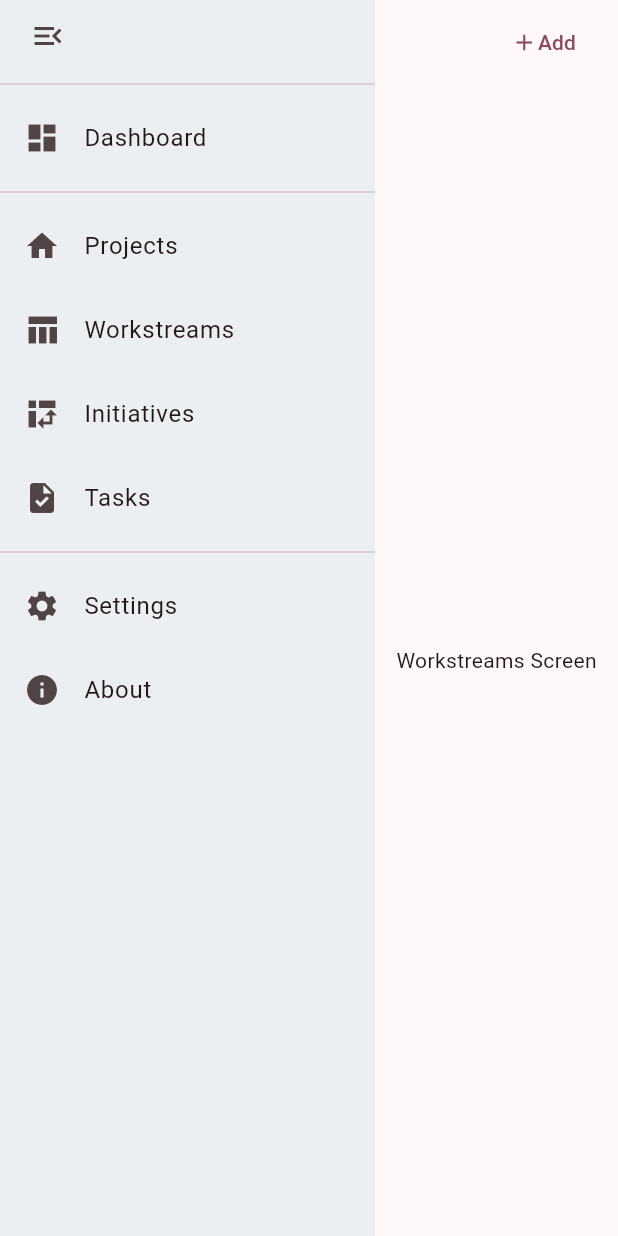
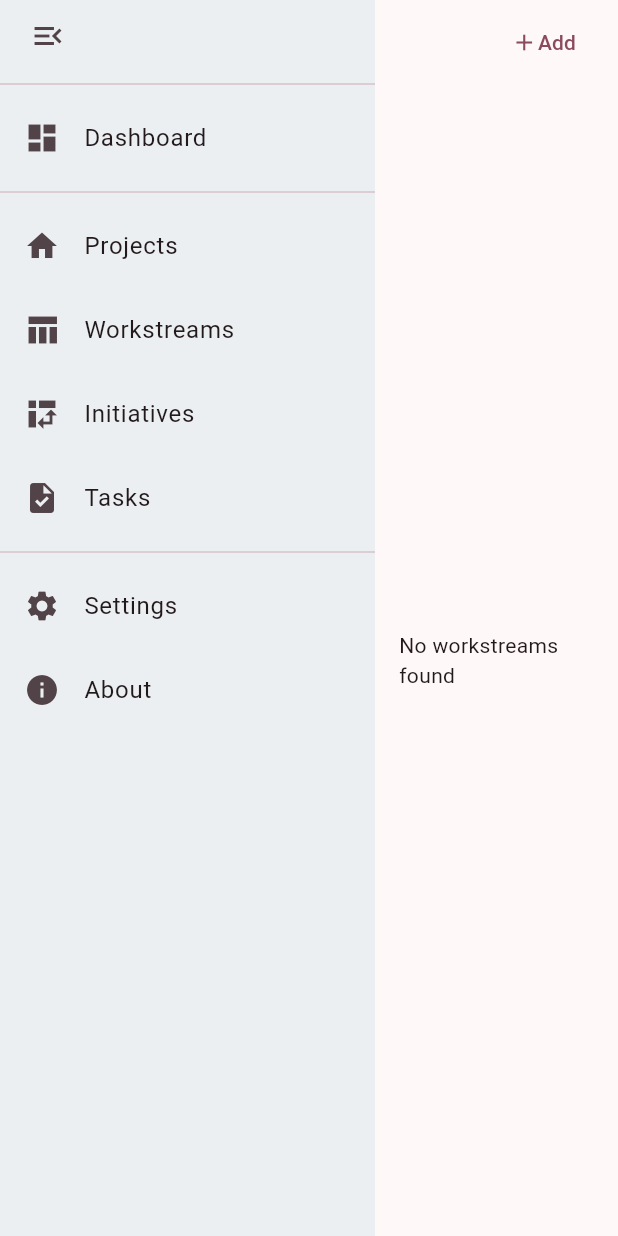
Before and after one commit to atketan/objective-otter, a Flutter app: the WorkstreamsScreen screen opened by its route, on a phone screen of 412 x 824 dp. Run offline on Flutter 3.47's test engine with Material 3 defaults, Android fonts, the phone set to English and light mode, and no system bars; our stand-ins replace cloud_firestore, easy_sidemenu, firebase_core, go_router, url_strategy; accounts and stored records are empty.

Commit message:
feat: Add WorkstreamsCardWidget for displaying workstream details
This commit adds the WorkstreamsCardWidget, which is responsible for displaying the details of a workstream. It includes the workstream name, description, icon, and tags. This widget improves the visual representation of workstreams in the WorkstreamsScreen and enhances the user experience.

```diff
--- /dev/null
+++ b/lib/presentation/workstreams/models/workstreams_card_details.dart
@@ -0,0 +1,41 @@
+import 'package:flutter/material.dart';
+
+import 'workstream_status.dart';
+
+class WorkstreamsCardDetails {
+  String workstreamId; // Same as Firestore document ID
+  String workstreamName;
+  String workstreamDescription;
+  Icon workstreamIcon;
+  List<String> workstreamTags;
+  WorkstreamStatus workstreamStatus;
+  String primaryOwnerName;
+  String? secondaryOwnerName;
+
+  WorkstreamsCardDetails({
+    required this.workstreamId,
+    required this.workstreamName,
+    required this.workstreamDescription,
+    required this.workstreamIcon,
+    required this.workstreamTags,
+    required this.workstreamStatus,
+    required this.primaryOwnerName,
+    this.secondaryOwnerName,
+  });
+
+  static WorkstreamsCardDetails fromMap(
+      Map<String, dynamic> data, String documentId) {
+    return WorkstreamsCardDetails(
+      workstreamId: documentId,
+      workstreamName: data['name'],
+      workstreamDescription: data['description'],
+      workstreamIcon:
+          data['status'].toString().toWorkstreamStatus().toWorkstreamIcon(),
+      workstreamTags:
+          (data['tags'] != null) ? List<String>.from(data['tags']) : [],
+      workstreamStatus: data['status'].toString().toWorkstreamStatus(),
+      primaryOwnerName: data['primaryOwner'],
+      secondaryOwnerName: data['secondaryOwner'],
+    );
+  }
+}
--- a/lib/presentation/workstreams/workstreams_screen.dart
+++ b/lib/presentation/workstreams/workstreams_screen.dart
@@ -1,4 +1,7 @@
+import 'package:cloud_firestore/cloud_firestore.dart';
 import 'package:flutter/material.dart';
+import 'package:objective_otter/presentation/workstreams/models/workstreams_card_details.dart';
+import 'package:objective_otter/presentation/workstreams/widgets/workstreams_card_widget.dart';
 
 class WorkstreamsScreen extends StatefulWidget {
   const WorkstreamsScreen({super.key});
@@ -26,8 +29,49 @@ class WorkstreamsScreenState extends State<WorkstreamsScreen> {
           const SizedBox(width: 16),
         ],
       ),
-      body: const Center(
-        child: Text('Workstreams Screen'),
+      body: Padding(
+        padding: const EdgeInsets.symmetric(horizontal: 16.0),
+        child: StreamBuilder<QuerySnapshot>(
+          stream:
+              FirebaseFirestore.instance.collection('workstreams').snapshots(),
+          builder: (context, snapshot) {
+            if (snapshot.hasError) {
+              return Text('Error: ${snapshot.error}');
+            }
+            switch (snapshot.connectionState) {
+              case ConnectionState.waiting:
+                return const Center(child: CircularProgressIndicator());
+              default:
+                final workstreamCards = snapshot.data!.docs.map(
+                  (DocumentSnapshot document) {
+                    Map<String, dynamic> data =
+                        document.data()! as Map<String, dynamic>;
+                    return SizedBox(
+                      width: 500,
+                      child: WorkstreamsCardWidget(
+                        workstreamsCard: WorkstreamsCardDetails.fromMap(
+                          data,
+                          document.id,
+                        ),
+                      ),
+                    );
+                  },
+                ).toList();
+
+                if (workstreamCards.isEmpty) {
+                  return const Center(
+                    child: Text('No workstreams found'),
+                  );
+                }
+
+                return Wrap(
+                  spacing: 8.0, // horizontal space between cards
+                  runSpacing: 8.0, // vertical space between lines
+                  children: workstreamCards,
+                );
+            }
+          },
+        ),
       ),
     );
   }
```
Also changed, not shown: lib/presentation/workstreams/models/workstream_status.dart (added, +94 -0 lines), lib/presentation/workstreams/widgets/workstreams_card_widget.dart (added, +37 -0 lines).
